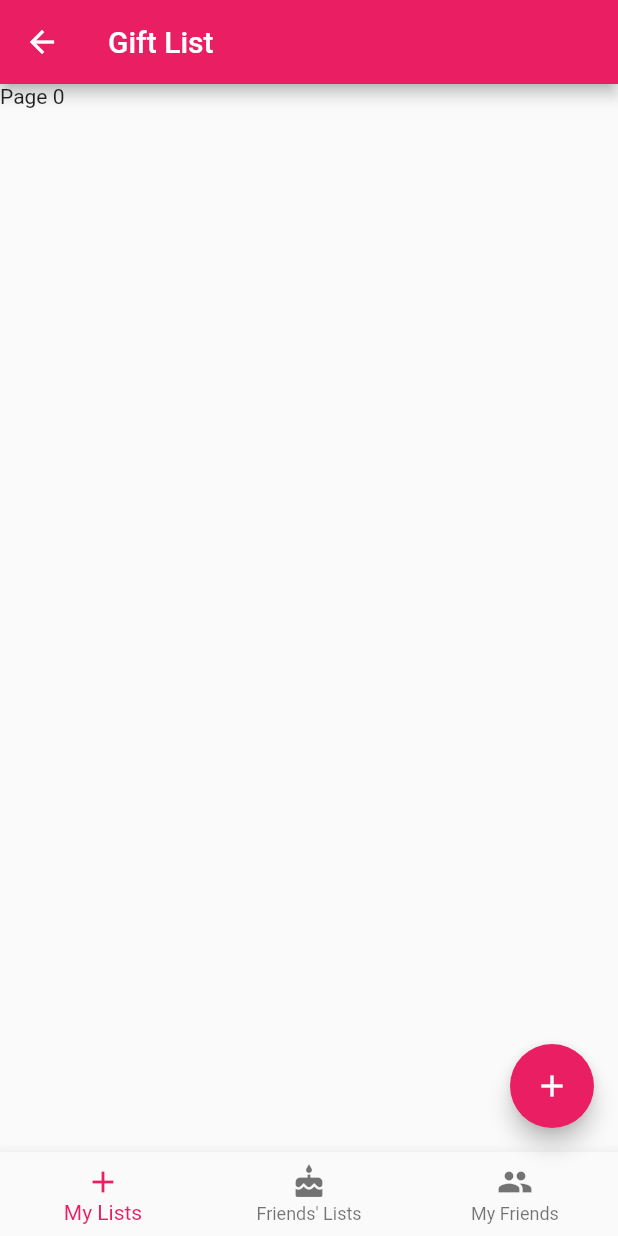
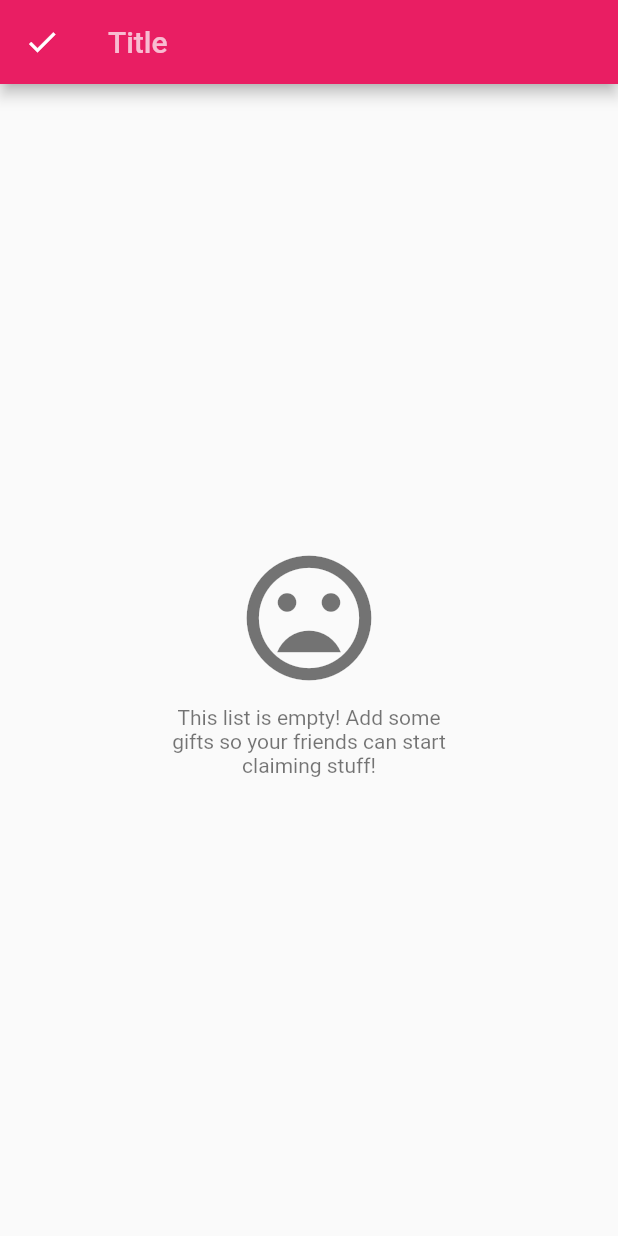
Before and after one commit to mrbbot/gift-list-flutter, a Flutter app: the HomeScreen screen opened directly, after a tap on the "add" icon, on a phone screen of 412 x 824 dp. Run offline on Flutter 3.47's test engine with Material 2 defaults, Android fonts, the phone set to English and light mode, and no system bars; our stand-ins replace firebase_auth, google_sign_in, transparent_image; missing offline and left inert: flutter_facebook_login, isomer; accounts and stored records are empty.

Commit message:
Start of My Lists

```diff
--- /dev/null
+++ b/lib/components/empty_state.dart
@@ -0,0 +1,41 @@
+import 'package:flutter/material.dart';
+
+class EmptyState extends StatelessWidget {
+  final IconData icon;
+  final String message;
+
+  EmptyState({
+    this.icon,
+    this.message,
+  });
+
+  @override
+  Widget build(BuildContext context) {
+    final TextTheme textTheme = Theme.of(context).textTheme;
+    final width = MediaQuery.of(context).size.width;
+
+    return new Padding(
+      padding: const EdgeInsets.all(16.0),
+      child: Center(
+        child: new Column(
+          mainAxisSize: MainAxisSize.min,
+          children: <Widget>[
+            new Icon(
+              icon,
+              size: 100.0,
+              color: textTheme.display3.color,
+            ),
+            new Container(
+              margin: const EdgeInsets.only(top: 8.0),
+              width: width * 0.5,
+              child: new Text(message,
+                  textAlign: TextAlign.center,
+                  style:
+                      textTheme.body1.copyWith(color: textTheme.display3.color)),
+            )
+          ],
+        ),
+      ),
+    );
+  }
+}
--- a/lib/models/gift_list.dart
+++ b/lib/models/gift_list.dart
@@ -54,6 +54,8 @@ class GiftList {
       .map((gift) => gift.imageUrl)
       .toList();
 
+  bool get currentUsers => friend == null;
+
   @override
   String toString() {
     return "{GiftList: id: $id, name: $name, friend: $friend, description: $description, gifts: $gifts}";
--- a/lib/screens/home/home_screen.dart
+++ b/lib/screens/home/home_screen.dart
@@ -1,11 +1,14 @@
 import 'package:flutter/material.dart';
 import 'package:gift_list/components/dialog.dart';
+import 'package:gift_list/components/empty_state.dart';
 import 'package:gift_list/models/friend.dart';
+import 'package:gift_list/models/gift.dart';
 import 'package:gift_list/models/gift_list.dart';
-import 'package:gift_list/screens/edit_list/view_list_screen.dart';
+import 'package:gift_list/screens/list/list_screen.dart';
 import 'package:gift_list/screens/home/pages/friends_lists/friends_lists.dart';
 import 'package:gift_list/screens/home/pages/manage_friends/add_friend_dialog.dart';
 import 'package:gift_list/screens/home/pages/manage_friends/manage_friends.dart';
+import 'package:gift_list/screens/home/pages/my_lists/my_lists.dart';
 import 'package:gift_list/services/friends_service.dart';
 import 'package:gift_list/services/lists_service.dart';
 
@@ -24,6 +27,8 @@ class _HomeScreenState extends State<HomeScreen>
 
   AnimationController _requestsBadgeAnimationController;
   Animation<double> _requestsBadgeAnimation;
+
+  List<GiftList> _myLists = <GiftList>[];
 
   List<GiftList> _friendsLists = <GiftList>[];
 
@@ -73,6 +78,16 @@ class _HomeScreenState extends State<HomeScreen>
 
         _listsService.getFriendsLists();
       }
+
+      if (_listsService.isMyListsCacheValid()) {
+        _listsService.myListsStream.forEach((myLists) {
+          setState(() {
+            this._myLists = myLists;
+          });
+        });
+
+        _listsService.getMyLists();
+      }
     }
   }
 
@@ -96,6 +111,38 @@ class _HomeScreenState extends State<HomeScreen>
     setState(() => this._page = page);
   }
 
+  Widget _buildMyListsPage() {
+    return new MyListsPage(
+      myLists: _myLists,
+      onRefresh: () async {
+        await _listsService.getMyLists(cache: false);
+        return null;
+      },
+      onClick: (int id) {
+        Navigator
+            .of(context)
+            .push(new MaterialPageRoute(builder: (BuildContext context) {
+          return new ListScreen(
+            list: _myLists.firstWhere((list) => list.id == id),
+            onRefresh: () async {
+              await _listsService.getMyLists(cache: false);
+              return null;
+            },
+            onEdit: (int listId, String name, String description) async {
+              await _listsService.editList(listId, name, description);
+              return null;
+            },
+          );
+        }));
+      },
+      onRemove: (int id) async {
+        print("Remove List: $id");
+        String error = await _listsService.removeList(id);
+        if (error != null) showMessageDialog(context, "Error", error);
+      },
+    );
+  }
+
   Widget _buildFriendsListsPage() {
     return new FriendsListsPage(
       friendsLists: _friendsLists,
@@ -107,7 +154,7 @@ class _HomeScreenState extends State<HomeScreen>
         Navigator
             .of(context)
             .push(new MaterialPageRoute(builder: (BuildContext context) {
-          return new ViewListScreen(
+          return new ListScreen(
             list: _friendsLists.firstWhere((list) => list.id == id),
             onRefresh: () async {
               //Technically updates all of the friend's lists but meh, would
@@ -163,9 +210,27 @@ class _HomeScreenState extends State<HomeScreen>
   Widget _buildPageView() {
     return new PageView(
       children: <Widget>[
-        new Text("Page 0"),
-        _buildFriendsListsPage(),
-        _buildManageFriendsPage(),
+        _myLists.length > 0
+            ? _buildMyListsPage()
+            : new EmptyState(
+                icon: Icons.layers_clear,
+                message:
+                    "You don't have any lists! Add some so friends know what you want!",
+              ),
+        _friendsLists.length > 0
+            ? _buildFriendsListsPage()
+            : new EmptyState(
+                icon: Icons.cake,
+                message:
+                    "You don't have any lists that you can claim from! Add some more friends so you can start sharing ideas!",
+              ),
+        (_currentFriends.length + _friendRequests.length) > 0
+            ? _buildManageFriendsPage()
+            : new EmptyState(
+                icon: Icons.person_outline,
+                message:
+                    "It seems you don't have any friends! Send a request to start seeing other peoples' lists!",
+              ),
       ],
       controller: _pageController,
       onPageChanged: onPageChanged,
@@ -236,7 +301,20 @@ class _HomeScreenState extends State<HomeScreen>
     return _page == 0
         ? new FloatingActionButton(
             onPressed: () {
-              print("Add List");
+              Navigator
+                  .of(context)
+                  .push(new MaterialPageRoute(builder: (BuildContext context) {
+                return new ListScreen(
+                  list: new GiftList(
+                    id: null,
+                    name: "",
+                    friend: null,
+                    description: "",
+                    gifts: <Gift>[],
+                  ),
+                  onRefresh: () {},
+                );
+              }));
             },
             tooltip: "Add List",
             child: new Icon(Icons.add),
@@ -244,7 +322,7 @@ class _HomeScreenState extends State<HomeScreen>
         : (_page == 2
             ? new FloatingActionButton(
                 onPressed: () {
-                  return showDialog(
+                  showDialog(
                       context: context,
                       barrierDismissible: false,
                       builder: (BuildContext context) {
--- /dev/null
+++ b/lib/screens/list/list_screen.dart
@@ -0,0 +1,143 @@
+import 'dart:async';
+
+import 'package:flutter/material.dart';
+import 'package:gift_list/components/empty_state.dart';
+import 'package:gift_list/components/gift_card.dart';
+import 'package:gift_list/models/gift_list.dart';
+import 'package:gift_list/services/lists_service.dart';
+
+typedef Future<Null> ListActionCallback(int listId, int giftId);
+typedef Future<Null> ListEditCallback(
+    int listId, String text, String description);
+
+ListsService _listsService = ListsService.instance;
+
+class ListScreen extends StatefulWidget {
+  final GiftList list;
+  final RefreshCallback onRefresh;
+  final ListActionCallback onClaim;
+  final ListActionCallback onRemoveClaim;
+  final ListEditCallback onEdit;
+
+  ListScreen({
+    this.list,
+    this.onRefresh,
+    this.onClaim,
+    this.onRemoveClaim,
+    this.onEdit,
+  });
+
+  @override
+  _ListScreenState createState() => _ListScreenState();
+}
+
+class _ListScreenState extends State<ListScreen> {
+  List<int> _working;
+  TextEditingController _titleController;
+
+  @override
+  void initState() {
+    super.initState();
+    _working = [];
+    if (widget.list.currentUsers) {
+      _titleController = new TextEditingController(
+        text: widget.list.id != null ? widget.list.name : "",
+      );
+    }
+  }
+
+  @override
+  void dispose() {
+    if (widget.list.currentUsers) _titleController.dispose();
+    super.dispose();
+  }
+
+  @override
+  Widget build(BuildContext context) {
+    bool currentUsers = widget.list.currentUsers;
+    return new StreamBuilder(
+      stream: currentUsers
+          ? _listsService.getMyList(widget.list.id)
+          : _listsService.getFriendsList(widget.list.id),
+      initialData: widget.list,
+      builder: (BuildContext context, AsyncSnapshot<GiftList> snapshot) {
+        return new Scaffold(
+          appBar: new AppBar(
+            leading: new IconButton(
+                icon: currentUsers ? new Icon(Icons.check) : const BackButton(),
+                tooltip: currentUsers
+                    ? "Save"
+                    : MaterialLocalizations.of(context).backButtonTooltip,
+                onPressed: () {
+                  if (currentUsers) {
+                    widget.onEdit(
+                      snapshot.data.id,
+                      _titleController.text,
+                      snapshot.data.description,
+                    );
+                  }
+                  Navigator.maybePop(context);
+                }),
+            title: currentUsers
+                ? new TextField(
+                    controller: _titleController,
+                    keyboardType: TextInputType.text,
+                    style: new TextStyle(
+                      color: Colors.white,
+                      fontSize: 20.0,
+                      fontWeight: FontWeight.w500,
+                    ),
+                    decoration: const InputDecoration.collapsed(
+                      hintText: "Title",
+                      hintStyle: const TextStyle(
+                        color: Colors.white70,
+                        fontSize: 20.0,
+                      ),
+                    ),
+                  )
+                : new Text(snapshot.data.name),
+          ),
+          body: new RefreshIndicator(
+            onRefresh: widget.onRefresh,
+            child: snapshot.data.gifts.length > 0
+                ? new ListView.builder(
+                    itemBuilder: (BuildContext context, int i) {
+                      if (i % 2 == 0) {
+                        return new GiftCard(
+                          gift: snapshot.data.gifts[i ~/ 2],
+                          working:
+                              _working.contains(snapshot.data.gifts[i ~/ 2].id),
+                          currentUsers: currentUsers,
+                          onClaim: () async {
+                            int giftId = snapshot.data.gifts[i ~/ 2].id;
+                            setState(() => _working.add(giftId));
+                            await widget.onClaim(snapshot.data.id, giftId);
+                            setState(() => _working.remove(giftId));
+                          },
+                          onRemoveClaim: () async {
+                            int giftId = snapshot.data.gifts[i ~/ 2].id;
+                            setState(() => _working.add(giftId));
+                            await widget.onRemoveClaim(
+                                snapshot.data.id, giftId);
+                            setState(() => _working.remove(giftId));
+                          },
+                        );
+                      } else {
+                        return new Divider(
+                          height: 0.0,
+                        );
+                      }
+                    },
+                    itemCount: (snapshot.data.gifts.length * 2) - 1,
+                  )
+                : new EmptyState(
+                    icon: Icons.mood_bad,
+                    message:
+                        "This list is empty! Add some gifts so your friends can start claiming stuff!",
+                  ),
+          ),
+        );
+      },
+    );
+  }
+}
--- a/lib/services/loader.dart
+++ b/lib/services/loader.dart
@@ -11,11 +11,14 @@ Stream<double> load() {
   StreamController<double> controller;
   controller = new StreamController<double>(onListen: () async {
     controller.add(0.1);
+    await _listsService.getMyLists(cache: false);
+
+    controller.add(0.2);
     List<Friend> friends =
         await _friendsService.getCurrentFriends(cache: false);
 
     await for(int i in _listsService.getFriendsLists(cache: false)) {
-      controller.add(((i / friends.length) * 0.9) + 0.1);
+      controller.add(((i / friends.length) * 0.8) + 0.2);
     }
 
     controller.close();
```
Also changed, not shown: lib/components/gift_card.dart (+14 -1 lines), lib/screens/edit_list/view_list_screen.dart (deleted, +0 -82 lines), lib/screens/home/pages/friends_lists/gift_list_card.dart (+30 -5 lines), lib/screens/home/pages/my_lists/my_lists.dart (added, +59 -0 lines), lib/services/friends_service.dart (+6 -6 lines), lib/services/lists_service.dart (+65 -2 lines).
